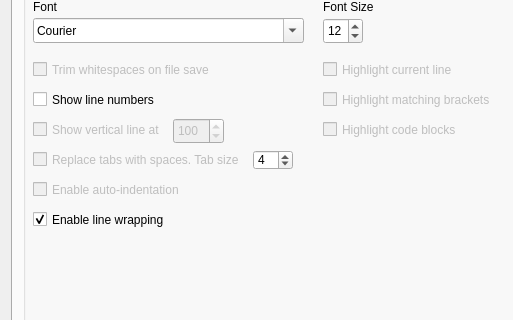
First picture: the form in src/settingsdialog.ui, repository GAMS-dev/studio, before the edit; both pictures show x 0 to 513 and y 89 to 409 of the 613 by 517 pixel window.
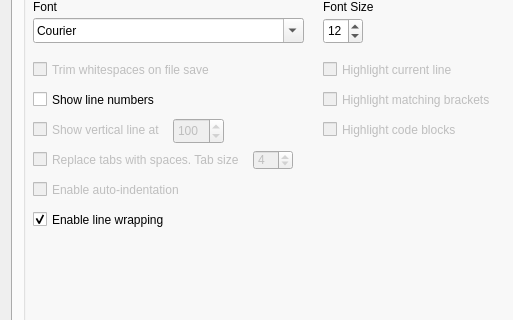
Second picture: the form after the edit. The open tabs and pages were chosen to show the change.

Commit message:
using settings to determine default workspace dir
removed some debug output

The edit to the form file:
```diff
--- a/src/settingsdialog.ui
+++ b/src/settingsdialog.ui
@@ -425,6 +425,9 @@
         </property>
        </widget>
        <widget class="QSpinBox" name="sb_tabsize">
+        <property name="enabled">
+         <bool>false</bool>
+        </property>
         <property name="geometry">
          <rect>
           <x>230</x>
```
The commit also changes 2 other files.
